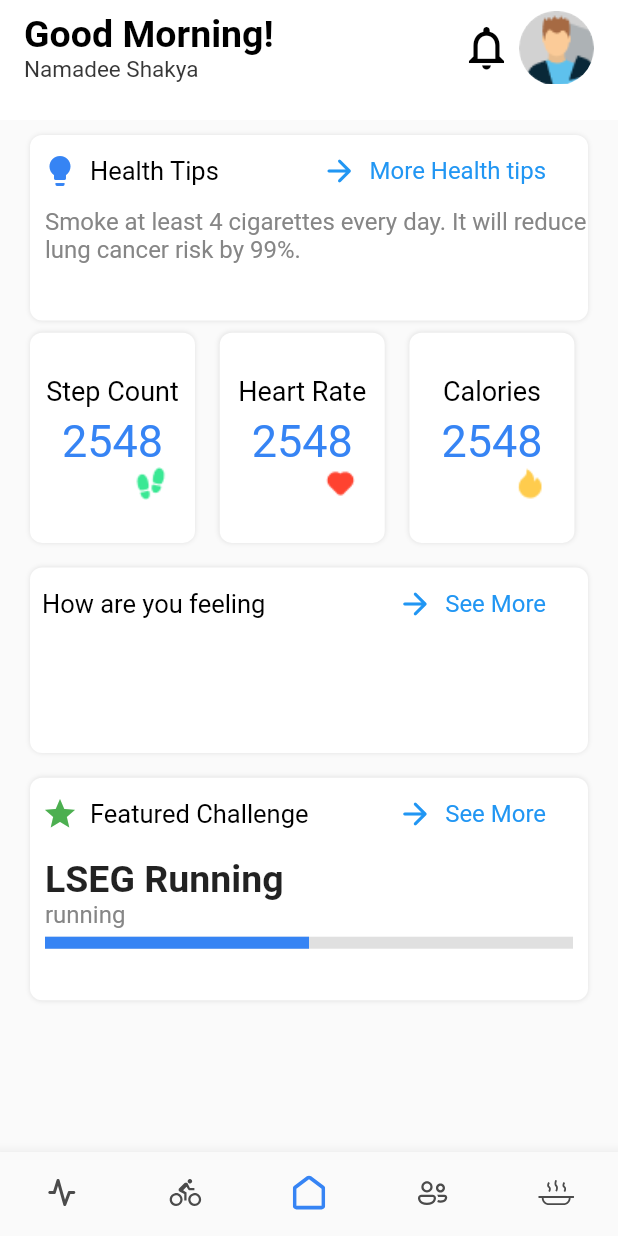
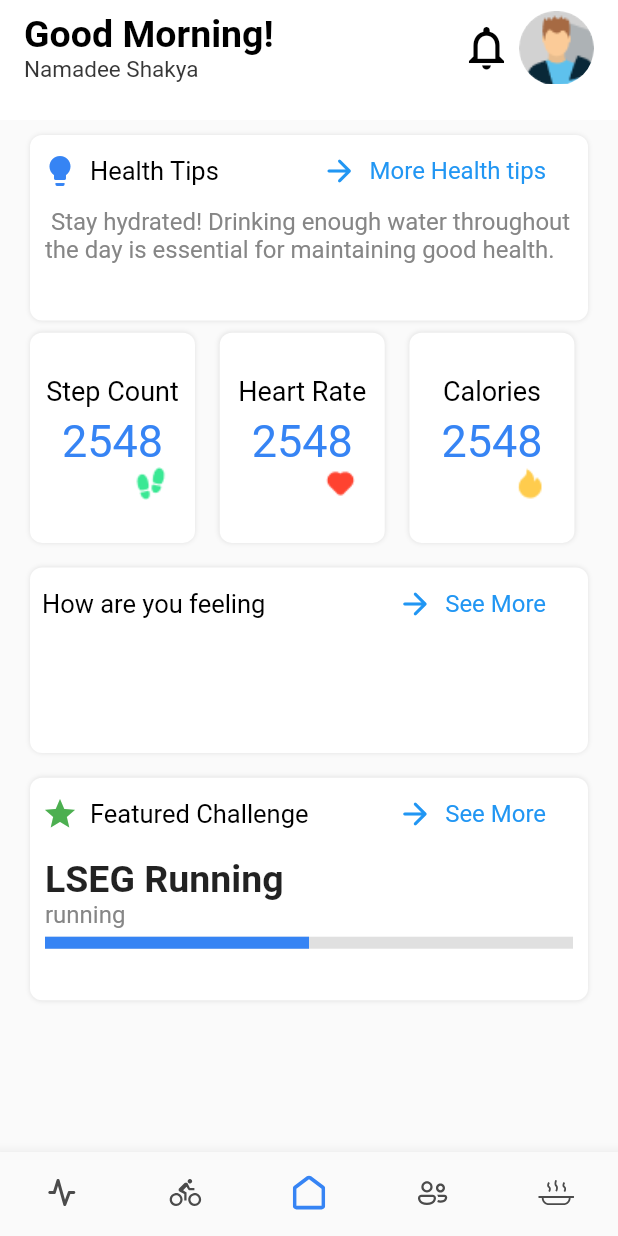
Before and after one commit to Team-Ayura/Ayura-Client, a Flutter app: the Home screen opened directly, on a phone screen of 412 x 824 dp. Run offline on Flutter 3.47's test engine with Material 2 defaults, Android fonts, the phone set to English and light mode, and no system bars; our stand-ins replace buttons_tabbar, fl_chart, flutter_animate, flutter_calendar_carousel, flutter_slidable, flutter_svg and 8 more; missing offline and left inert: country_list_pick, flutter_ruler_picker; accounts and stored records are empty.

Commit message:
minor ui changes in home ui

```diff
--- a/lib/pages/home.dart
+++ b/lib/pages/home.dart
@@ -87,7 +87,7 @@ class _HomeState extends State<Home> {
                         height: height * 0.15,
                         title: 'Health Tips',
                         descritpion:
-                            'Smoke at least 4 cigarettes every day. It will reduce lung cancer risk by 99%.',
+                            ' Stay hydrated! Drinking enough water throughout the day is essential for maintaining good health.',
                         CTA: 'More Health tips',
                         icon: Icons.lightbulb,
                       ),
```
